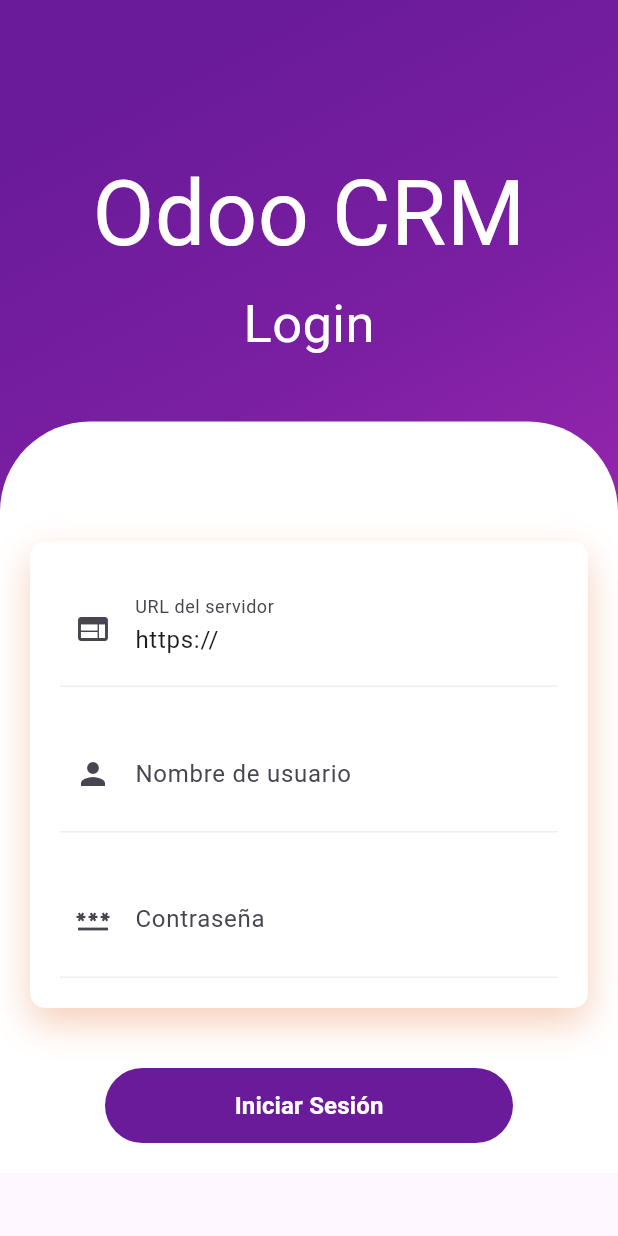
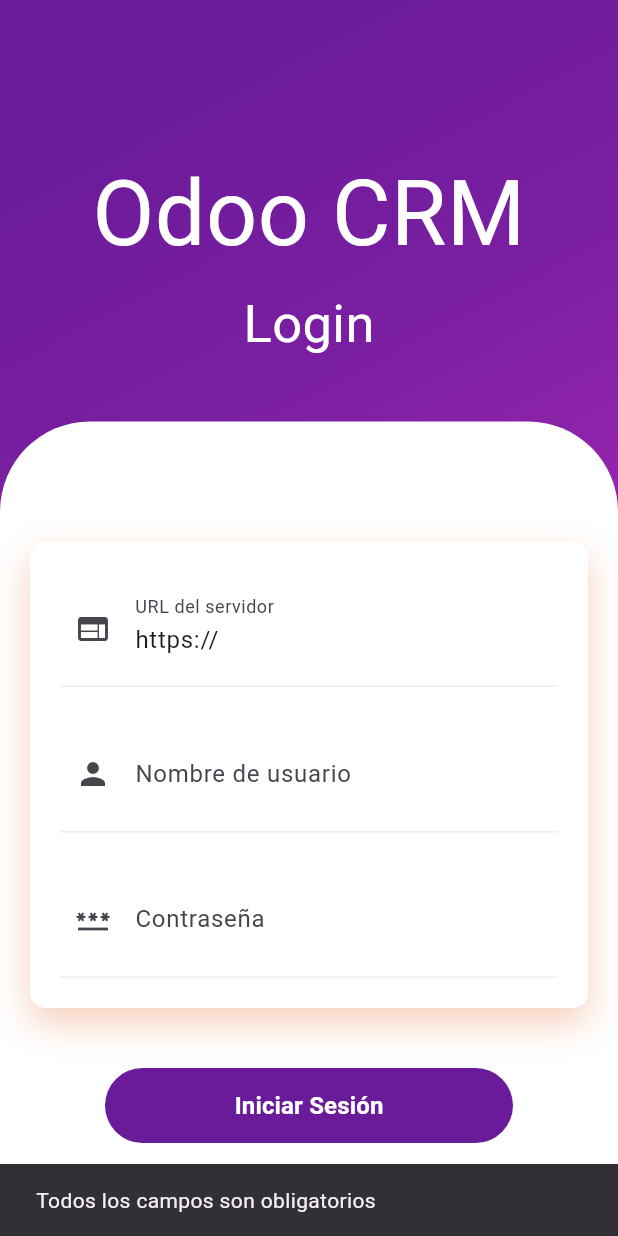
Before and after one commit to Carlos75357/odoo_flutter_project, a Flutter app: the screen it shows after launch, after a tap on "Iniciar Sesión", on a phone screen of 412 x 824 dp. Run offline on Flutter 3.47's test engine with Material 3 defaults, Android fonts, the phone set to English and light mode, and no system bars; our stand-ins replace flutter_bloc.

Commit message:
Comentarios añadido, se ha puesto los textos en un metodo aparte para oucpar menos espacio y se ha solucionado algun nuevo error en el api.

```diff
--- a/lib/data/repository_data_source.dart
+++ b/lib/data/repository_data_source.dart
@@ -8,6 +8,8 @@ abstract class RepositoryDataSource {
   Future<CreateResponse> create(String model, Map<String, dynamic> values);
 }
 
+/// Class LoginResponse to handle response from authenticate, if there is an
+/// error, the bool success will be false.
 class LoginResponse {
   final bool success;
   final String? errorMessage;
@@ -32,7 +34,7 @@ class LoginResponse {
 }
 
 
-
+/// Class SearchResponse to handle response from searchRead
 class SearchResponse {
   final List<dynamic> records;
   SearchResponse(this.records);
@@ -42,6 +44,7 @@ class SearchResponse {
   }
 }
 
+/// Class ReadResponse to handle response from read
 class ReadResponse {
   final List<dynamic> records;
   ReadResponse(this.records);
@@ -51,6 +54,7 @@ class ReadResponse {
   }
 }
 
+/// Class UnlinkResponse to handle response from unlink
 class UnlinkResponse {
   final List<dynamic> records;
   UnlinkResponse(this.records);
@@ -60,6 +64,8 @@ class UnlinkResponse {
   }
 }
 
+/// Class WriteResponse to handle response from write, if there is an error,
+/// the bool success will be false and the int id will be null.
 class WriteResponse {
   final bool success;
   final bool? id;
@@ -67,25 +73,39 @@ class WriteResponse {
   WriteResponse({required this.success, this.id});
 
   factory WriteResponse.fromJson(Map<String, dynamic> json) {
+    if (json.containsKey('error')) {
+      return WriteResponse(
+        success: false,
+        id: null,
+      );
+    } else {
       return WriteResponse(
         success: true,
         id: json['result'],
       );
     }
   }
+}
 
-
+/// Class CreateResponse to handle response from create, if there is an error,
+/// the bool success will be false and the int id will be null.
 class CreateResponse {
   final bool success;
-  final int id;
+  final int? id;
 
   CreateResponse({required this.success, required this.id});
 
   factory CreateResponse.fromJson(Map<String, dynamic> json) {
-    int id = json['result'];
+    if (json.containsKey('error')) {
       return CreateResponse(
-      success: id > 0,
-      id: id,
+        success: false,
+        id: null,
+      );
+    } else {
+      return CreateResponse(
+        success: true,
+        id: json['result'],
       );
     }
   }
+}
--- a/lib/ui/pages/login/login_bloc.dart
+++ b/lib/ui/pages/login/login_bloc.dart
@@ -1,35 +1,37 @@
-
-import 'package:flutter/material.dart';
 import 'package:flutter_bloc/flutter_bloc.dart';
-import 'package:flutter_crm_prove/ui/pages/crm_list/crm_list_page.dart';
 import 'package:flutter_crm_prove/ui/pages/login/login_states.dart';
 
 import '../../../data/repository.dart';
 import 'login_events.dart';
 import 'login_states.dart';
 
+/// LoginBloc class, for login events and states, using flutter_bloc package
+/// controll login events and states.
 class LoginBloc extends Bloc<LoginEvent, LoginState> {
   LoginBloc() : super(LoginInitial()) {
     on<LoginButtonPressed>(login);
   }
   Repository repository = Repository();
-
+  /// login event, for login button check if all fields are not empty, if there
+  /// is some empty field return a LoginError state.
   login(LoginButtonPressed event, Emitter<LoginState> emit) async {
-    if (event.url.isEmpty || event.username.isEmpty || event.password.isEmpty) {
+    if (event.url.isEmpty || event.url.trim() == 'https://'  || event.username.isEmpty || event.password.isEmpty) {
       emit(LoginError('Todos los campos son obligatorios'));
       return;
     }
-
+    /// Login request, try to authenticate with the provided credentials, if the
+    /// credentials are correct, return a LoginSuccess state, otherwise return a
+    /// LoginError state.
     try {
       final response = await repository.authenticate(event.url, 'demos_demos15', event.username, event.password);
 
       if (response.success) {
         emit(LoginSuccess());
       } else {
-        emit(LoginError(response.errorMessage ?? 'Error desconocido'));
+        emit(LoginError('Credenciales incorrectas'));
       }
     } catch (error) {
-      emit(LoginError(error.toString()));
+      emit(LoginError('Algo falló'));
     }
   }
 }
--- a/lib/ui/pages/login/login_events.dart
+++ b/lib/ui/pages/login/login_events.dart
@@ -1,5 +1,7 @@
+/// LoginEvent is an abstract class that defines events related to login.
 abstract class LoginEvent {}
 
+/// LoginButtonPressed is an event triggered when the login button is pressed.
 class LoginButtonPressed extends LoginEvent {
   final String url;
   final String username;
--- a/lib/ui/pages/login/login_page.dart
+++ b/lib/ui/pages/login/login_page.dart
@@ -1,5 +1,6 @@
 import 'package:flutter/material.dart';
 import 'package:flutter_bloc/flutter_bloc.dart';
+import 'package:flutter_crm_prove/widgets/text_fields.dart';
 import '../crm_list/crm_list_page.dart';
 import 'login_bloc.dart';
 import 'login_events.dart';
@@ -14,6 +15,7 @@ class LoginPage extends StatefulWidget {
 }
 
 class _LoginPageState extends State<LoginPage> {
+  /// Controllers for the different text fields.
   final TextEditingController urlController = TextEditingController();
   final TextEditingController usernameController = TextEditingController();
   final TextEditingController passwordController = TextEditingController();
@@ -23,16 +25,53 @@ class _LoginPageState extends State<LoginPage> {
     urlController.text = "https://";
 
     return Scaffold(
+      /// The bloc listener is used to navigate to the next page when the login
+      /// is successful and check for errors if there are any in the login process
+      /// check if the message contains 'obligatorios' in case of an error.
       body: BlocListener<LoginBloc, LoginState>(
         listener: (context, state) {
           if (state is LoginSuccess) {
-            print('NOS MOVEMOS DE PAGINA :DDDD');
             Navigator.push(
               context,
               MaterialPageRoute(builder: (context) => CrmListPage()),
             );
+          } else if (state is LoginError) {
+            String errorMessage = state.error;
+            if (errorMessage.contains('obligatorios')) {
+              if (urlController.text.isEmpty || urlController.text.trim() == 'https://'  && usernameController.text.isEmpty && passwordController.text.isEmpty) {
+                ScaffoldMessenger.of(context).showSnackBar(
+                  SnackBar(content: Text("Todos los campos son obligatorios")),
+                );
+              }else if (urlController.text.isEmpty || urlController.text.trim() == 'https://') {
+                urlController.text = "https://";
+                usernameController.clear();
+                passwordController.clear();
+                ScaffoldMessenger.of(context).showSnackBar(
+                  SnackBar(content: Text("El campo URL es obligatorio")),
+                );
+              } else if (usernameController.text.isEmpty) {
+                urlController.text = "https://";
+                usernameController.clear();
+                passwordController.clear();
+                ScaffoldMessenger.of(context).showSnackBar(
+                  SnackBar(content: Text("El campo usuario es obligatorio")),
+                );
+              }else if (passwordController.text.isEmpty) {
+                urlController.text = "https://";
+                usernameController.clear();
+                passwordController.clear();
+                ScaffoldMessenger.of(context).showSnackBar(
+                  SnackBar(content: Text("El campo contraseña es obligatorio")),
+                );
+              }
+            } else {
+              ScaffoldMessenger.of(context).showSnackBar(
+                SnackBar(content: Text(errorMessage)),
+              );
+            }
           }
         },
+        /// The bloc builder is used to render the login page.
         child: BlocBuilder<LoginBloc, LoginState>(
           builder: (context, state) {
             return Container(
@@ -89,62 +128,11 @@ class _LoginPageState extends State<LoginPage> {
                               ),
                               child: Column(
                                 children: <Widget>[
-                                  Container(
-                                    padding: EdgeInsets.all(10),
-                                    decoration: BoxDecoration(
-                                      border: Border(
-                                        bottom: BorderSide(
-                                          color: Colors.grey.shade200,
-                                        ),
-                                      ),
-                                    ),
-                                    child: TextField(
-                                      controller: urlController,
-                                      decoration: InputDecoration(
-                                        icon: Icon(Icons.web),
-                                        labelText: "URL del servidor",
-                                        border: InputBorder.none,
-                                      ),
-                                    ),
-                                  ),
+                                  textFields(urlController, 'URL del servidor', Icon(Icons.web)),
                                   SizedBox(height: 20),
-                                  Container(
-                                    padding: EdgeInsets.all(10),
-                                    decoration: BoxDecoration(
-                                      border: Border(
-                                        bottom: BorderSide(
-                                          color: Colors.grey.shade200,
-                                        ),
-                                      ),
-                                    ),
-                                    child: TextField(
-                                      controller: usernameController,
-                                      decoration: InputDecoration(
-                                        icon: Icon(Icons.person),
-                                        labelText: "Nombre de usuario",
-                                        border: InputBorder.none,
-                                      ),
-                                    ),
-                                  ),
+                                  textFields(usernameController, 'Nombre de usuario', Icon(Icons.person)),
                                   SizedBox(height: 20),
-                                  Container(
-                                    padding: EdgeInsets.all(10),
-                                    decoration: BoxDecoration(
-                                      border: Border(
-                                        bottom: BorderSide(
-                                          color: Colors.grey.shade200,
-                                        ),
-                                      ),
-                                    ),
-                                    child: TextField(
-                                      controller: passwordController,
-                                      decoration: InputDecoration(
-                                        icon: Icon(Icons.password_outlined),
-                                        labelText: "Contraseña",
-                                        border: InputBorder.none,
-                                      ),
-                                    ),
-                                  ),
+                                  textFields(passwordController, 'Contraseña', Icon(Icons.password_outlined)),
                                 ],
                               ),
                             ),
@@ -158,7 +146,6 @@ class _LoginPageState extends State<LoginPage> {
                               ),
                               child: MaterialButton(
                                 onPressed: () {
-                                  // Enviar el evento de inicio de sesión al bloc
                                   BlocProvider.of<LoginBloc>(context).add(
                                     LoginButtonPressed(
                                       url: urlController.text,
--- a/lib/ui/pages/login/login_states.dart
+++ b/lib/ui/pages/login/login_states.dart
@@ -1,11 +1,16 @@
+/// LoginState is an abstract class that represents the various states of the login process.
 abstract class LoginState {}
 
+/// LoginInitial represents the initial state when the login screen is first displayed.
 class LoginInitial extends LoginState {}
 
+/// LoginLoading represents the state when the login process is in progress.
 class LoginLoading extends LoginState {}
 
+/// LoginSuccess represents the state when the login process is successful.
 class LoginSuccess extends LoginState {}
 
+/// LoginError represents the state when an error occurs during the login process.
 class LoginError extends LoginState {
   final String error;
 
--- /dev/null
+++ b/lib/widgets/text_fields.dart
@@ -0,0 +1,24 @@
+import 'package:flutter/cupertino.dart';
+import 'package:flutter/material.dart';
+
+Container textFields(TextEditingController controller, String hintText, Widget icon) {
+  return Container(
+    padding: EdgeInsets.all(10),
+    decoration: BoxDecoration(
+      border: Border(
+        bottom: BorderSide(
+          color: Colors.grey.shade200,
+        ),
+      ),
+    ),
+    child: TextField(
+      controller: controller,
+      obscureText: hintText.toLowerCase().contains('contaseña'),
+      decoration: InputDecoration(
+        icon: icon,
+        labelText: hintText,
+        border: InputBorder.none,
+      ),
+    ),
+  );
+}
```
Also changed, not shown: lib/data/repository.dart (+11 -4 lines). Lines whose indentation alone changed are shown as unchanged.
